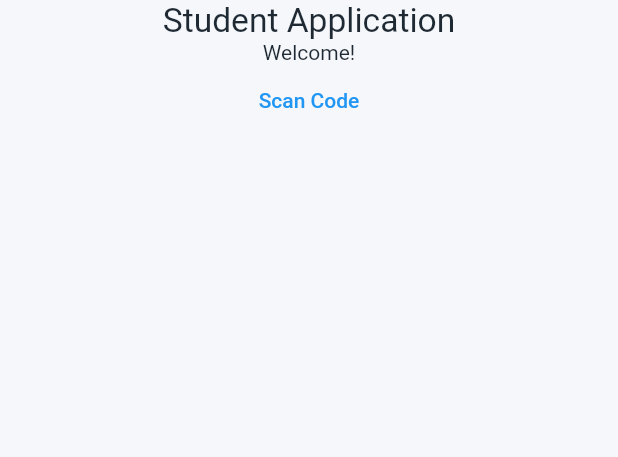
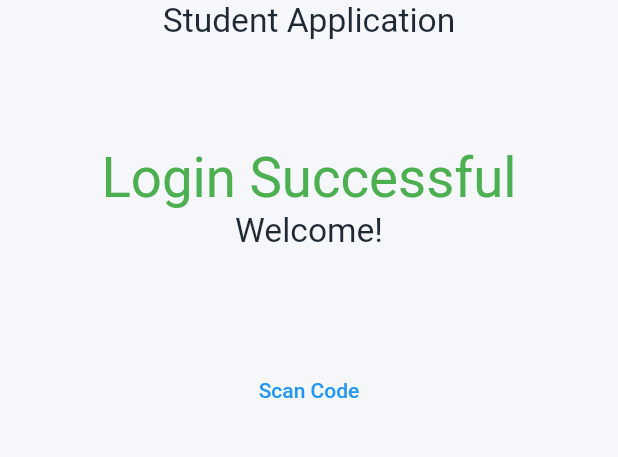
Before and after one commit to omarnassif98/EZ-Presence, a Flutter app: the SecondRoute screen opened directly, on a phone screen of 412 x 824 dp, the part 294-751 px from its top. Run offline on Flutter 3.47's test engine with Material 2 defaults, Android fonts, the phone set to English and light mode, and no system bars; our stand-ins replace cloud_firestore, firebase_auth, firebase_core, firebase_database; missing offline and left inert: qr_code_scanner; accounts and stored records are empty.

Commit message:
Implemented user success feedback message after successful login

```diff
--- a/ezpresence_mobile/lib/main.dart
+++ b/ezpresence_mobile/lib/main.dart
@@ -210,9 +210,17 @@ class SecondRoute extends StatelessWidget {
                     height: 1.2 //This increases the amount of space between "EZPresence" and "Student Application"
                 )
             ),
+            SizedBox(height: 70),
+            Text(
+              'Login Successful',
+              textScaleFactor: 2.6,
+              style: TextStyle(color: Colors.green),
+            ),
             Text(
               'Welcome!',
+              textScaleFactor: 1.6,
             ),
+            SizedBox(height: 70),
             TextButton(
               style: ButtonStyle(
                 foregroundColor: MaterialStateProperty.all<Color>(Colors.blue),
```
